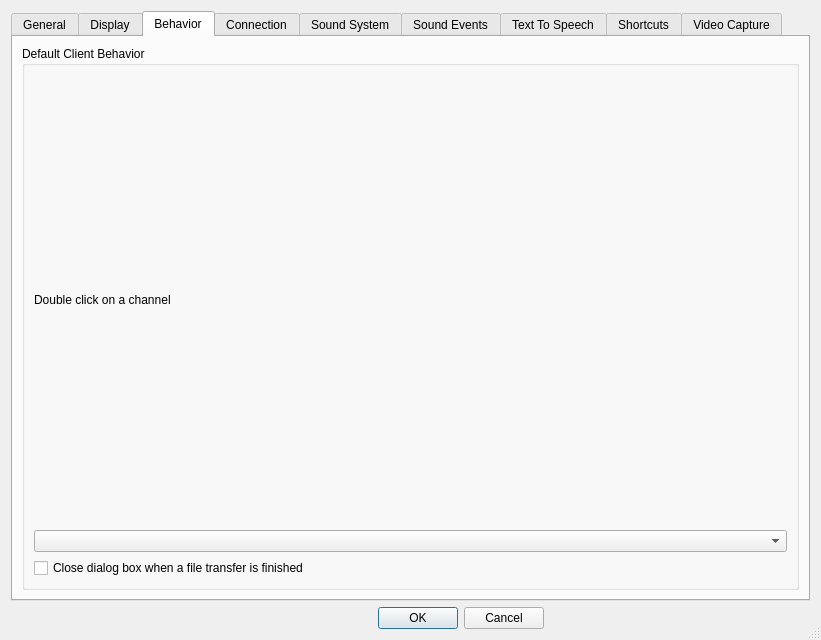
First picture: the form in Client/qtTeamTalk/preferences.ui, repository BearWare/TeamTalk5, before the edit.
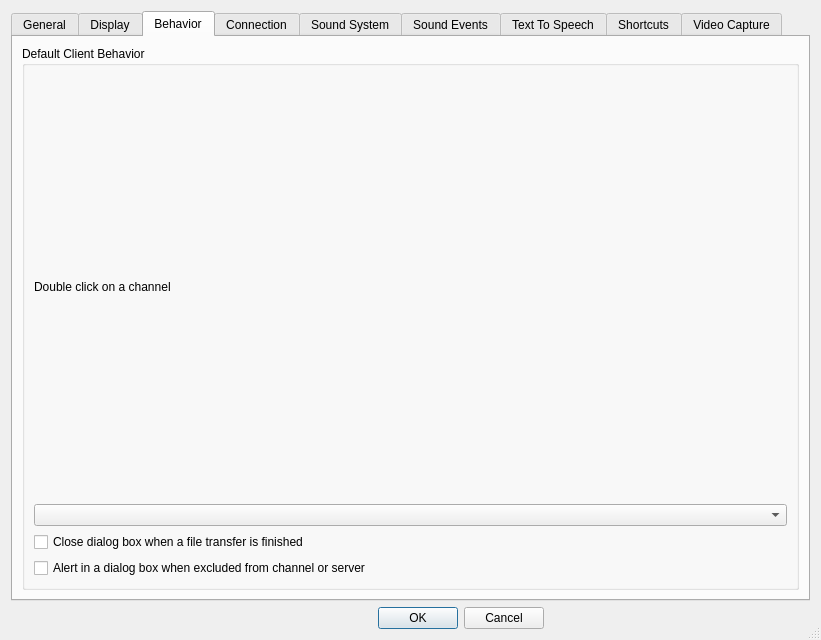
Second picture: the form after the edit. The open tabs and pages were chosen to show the change. Icons and pictures are not drawn. Custom widgets are drawn as their Qt base class.

Commit message: Option to alert when excluded from channel/server in dlgbox

```diff
--- a/Client/qtTeamTalk/preferences.ui
+++ b/Client/qtTeamTalk/preferences.ui
@@ -675,6 +675,13 @@
             </property>
            </widget>
           </item>
+          <item>
+           <widget class="QCheckBox" name="dlgExcludeChkBox">
+            <property name="text">
+             <string>Alert in a dialog box when excluded from channel or server</string>
+            </property>
+           </widget>
+          </item>
          </layout>
         </widget>
        </item>
```
The commit also changes 3 other files.
